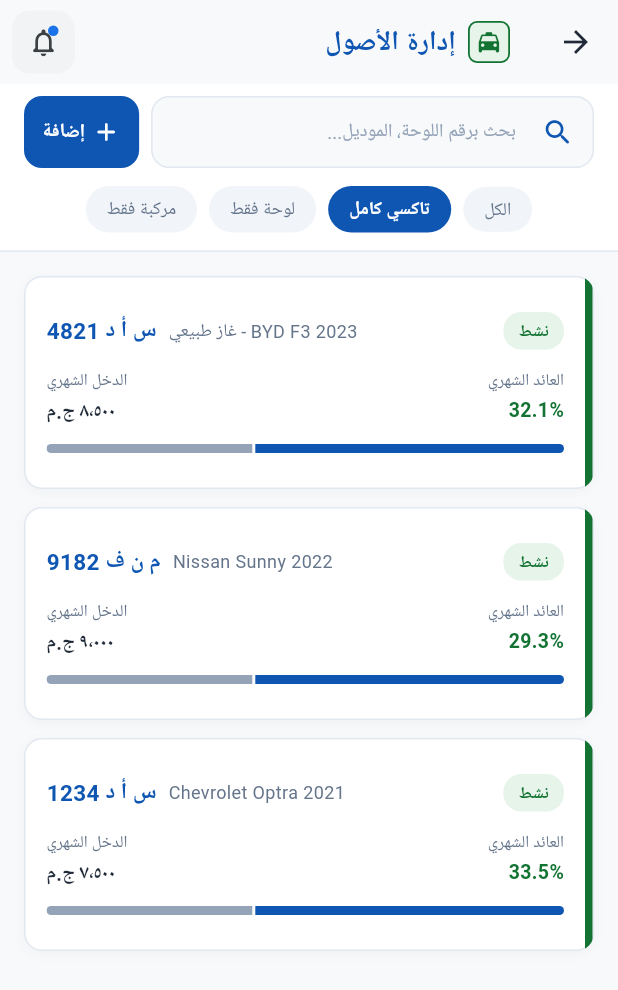
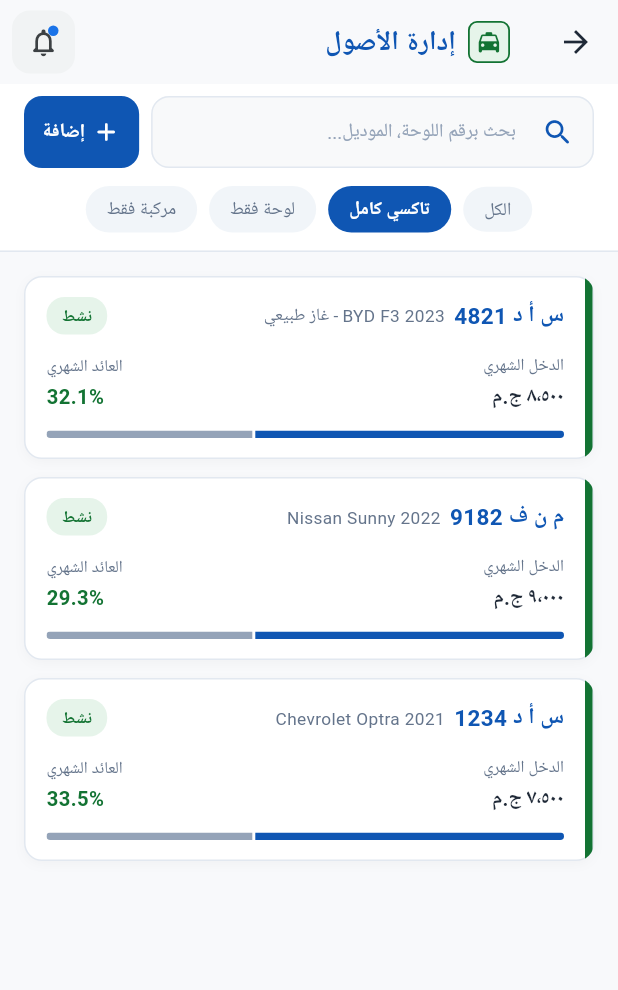
Before and after one commit to Eng-Izak/taxis_managment_001, a Flutter app: the AssetsManagmentScreen screen opened directly, after a tap on "تاكسي كامل", on a phone screen of 412 x 824 dp. Shown: the top 990 px of the screen. Run offline on Flutter 3.47's test engine with Material 3 defaults, Android fonts, the phone set to English and light mode, and no system bars; our stand-ins replace flutter_bloc, get_it, go_router, google_fonts; Roboto replaces fonts that are missing (Cairo).

Commit message:
تعديل على شاشة ادارة الاصول

```diff
--- a/lib/features/assets_managment/ui/widgets/asset_card.dart
+++ b/lib/features/assets_managment/ui/widgets/asset_card.dart
@@ -67,23 +67,54 @@ class AssetCard extends StatelessWidget {
               );
             },
         child: Row(
+          crossAxisAlignment: CrossAxisAlignment.center,
           children: [
-            // Right Vertical Colored Stripe
+            // Right Edge Colored Stripe (Start in RTL)
             Container(
               width: 5,
-              height: 140,
+              height: 120,
               color: stripeColor,
             ),
             Expanded(
               child: Padding(
-                padding: const EdgeInsets.all(14.0),
+                padding: const EdgeInsets.symmetric(horizontal: 14.0, vertical: 12.0),
                 child: Column(
                   crossAxisAlignment: CrossAxisAlignment.start,
                   children: [
-                    // Top Row: Plate & Car Model on Right, Status Badge on Left
+                    // Top Row: Plate & Car Model on Right (Expanded to prevent overflow), Status Badge on Left
                     Row(
-                      mainAxisAlignment: MainAxisAlignment.spaceBetween,
                       children: [
+                        // Right: Plate Number & Car Model
+                        Expanded(
+                          child: Row(
+                            children: [
+                              Text(
+                                asset.plateNumber,
+                                style: const TextStyle(
+                                  fontSize: 15,
+                                  fontWeight: FontWeight.bold,
+                                  color: Color(0xFF0F56B3),
+                                ),
+                              ),
+                              if (asset.carModelYear.isNotEmpty) ...[
+                                const SizedBox(width: 6),
+                                Flexible(
+                                  child: Text(
+                                    asset.carModelYear,
+                                    style: const TextStyle(
+                                      fontSize: 11.5,
+                                      color: Color(0xFF64748B),
+                                    ),
+                                    maxLines: 1,
+                                    overflow: TextOverflow.ellipsis,
+                                  ),
+                                ),
+                              ],
+                            ],
+                          ),
+                        ),
+                        const SizedBox(width: 8),
+
                         // Left: Status Badge
                         Container(
                           padding: const EdgeInsets.symmetric(horizontal: 10, vertical: 4),
@@ -100,39 +131,41 @@ class AssetCard extends StatelessWidget {
                             ),
                           ),
                         ),
-                        // Right: Plate Number & Car Model
-                        Row(
-                          children: [
-                            Text(
-                              asset.carModelYear,
-                              style: const TextStyle(
-                                fontSize: 12,
-                                color: Color(0xFF64748B),
-                              ),
-                            ),
-                            const SizedBox(width: 8),
-                            Text(
-                              asset.plateNumber,
-                              style: const TextStyle(
-                                fontSize: 15,
-                                fontWeight: FontWeight.bold,
-                                color: Color(0xFF0F56B3),
-                              ),
-                            ),
-                          ],
-                        ),
                       ],
                     ),
 
                     const SizedBox(height: 12),
 
-                    // Metrics Row: Return Rate (Left) & Monthly Income (Right)
+                    // Metrics Row: Monthly Income on Right, Return Rate on Left
                     Row(
                       mainAxisAlignment: MainAxisAlignment.spaceBetween,
                       children: [
-                        // Return Rate (Left)
+                        // Right: Monthly Gross Income (الدخل الشهري)
                         Column(
                           crossAxisAlignment: CrossAxisAlignment.start,
+                          children: [
+                            const Text(
+                              'الدخل الشهري',
+                              style: TextStyle(
+                                fontSize: 11,
+                                color: Color(0xFF64748B),
+                              ),
+                            ),
+                            const SizedBox(height: 2),
+                            Text(
+                              AppFormatters.formatCurrency(asset.monthlyRent),
+                              style: const TextStyle(
+                                fontSize: 13.5,
+                                fontWeight: FontWeight.bold,
+                                color: Color(0xFF1F2937),
+                              ),
+                            ),
+                          ],
+                        ),
+
+                        // Left: Monthly Return Yield (العائد الشهري)
+                        Column(
+                          crossAxisAlignment: CrossAxisAlignment.end,
                           children: [
                             const Text(
                               'العائد الشهري',
@@ -145,31 +178,9 @@ class AssetCard extends StatelessWidget {
                             Text(
                               '${((asset.netMonthlyProfit / (asset.assetValuation > 0 ? asset.assetValuation : 500000)) * 100 * 12).toStringAsFixed(1)}%',
                               style: const TextStyle(
-                                fontSize: 13,
+                                fontSize: 13.5,
                                 fontWeight: FontWeight.bold,
                                 color: Color(0xFF137333),
-                              ),
-                            ),
-                          ],
-                        ),
-                        // Monthly Income (Right)
-                        Column(
-                          crossAxisAlignment: CrossAxisAlignment.end,
-                          children: [
-                            const Text(
-                              'الدخل الشهري',
-                              style: TextStyle(
-                                fontSize: 11,
-                                color: Color(0xFF64748B),
-                              ),
-                            ),
-                            const SizedBox(height: 2),
-                            Text(
-                              AppFormatters.formatCurrency(asset.monthlyRent),
-                              style: const TextStyle(
-                                fontSize: 13,
-                                fontWeight: FontWeight.bold,
-                                color: Color(0xFF1F2937),
                               ),
                             ),
                           ],
@@ -187,7 +198,7 @@ class AssetCard extends StatelessWidget {
                           Expanded(
                             flex: 60,
                             child: Container(
-                              height: 6,
+                              height: 5,
                               color: const Color(0xFF0F56B3), // 60% Blue
                             ),
                           ),
@@ -195,7 +206,7 @@ class AssetCard extends StatelessWidget {
                           Expanded(
                             flex: 40,
                             child: Container(
-                              height: 6,
+                              height: 5,
                               color: const Color(0xFF94A3B8), // 40% Grey
                             ),
                           ),
```
